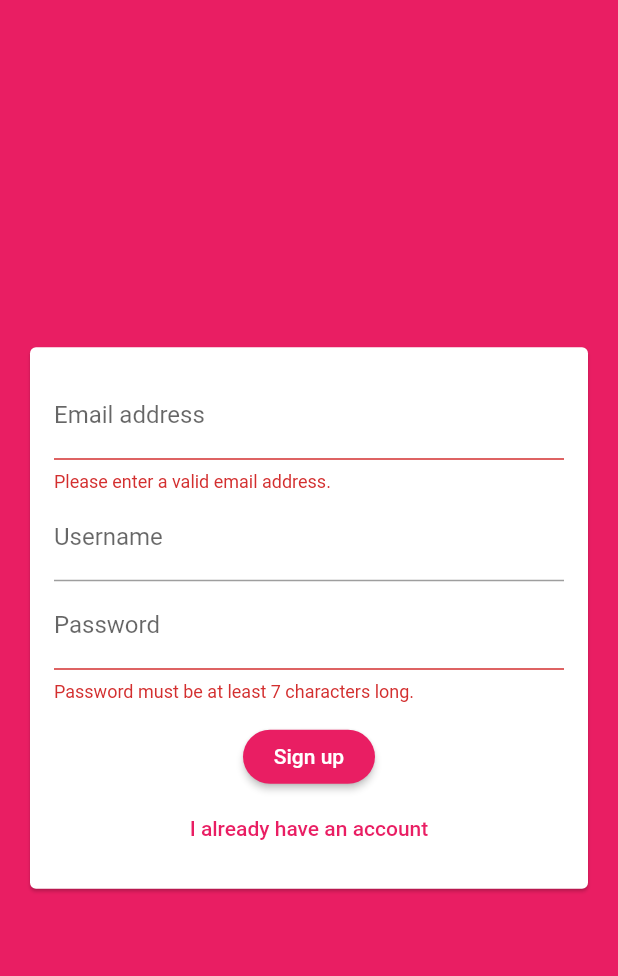
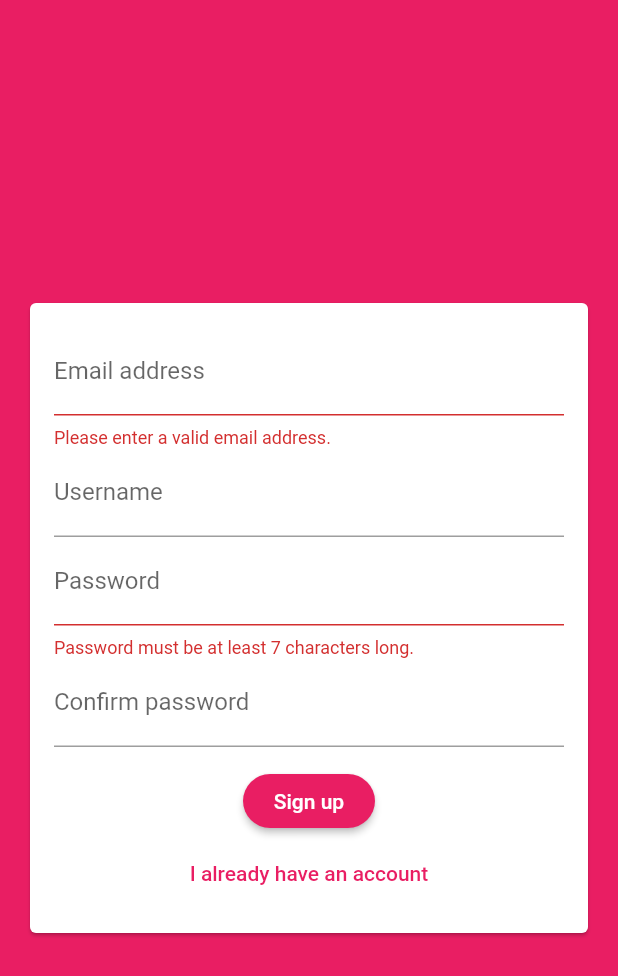
Before and after one commit to FranLMSP/flutter-firebase-messaging, a Flutter app: the screen it shows after launch, after a tap on "Login", after a tap on "Create new account", on a phone screen of 412 x 824 dp. Shown: the top 976 px of the screen. Run offline on Flutter 3.47's test engine with Material 2 defaults, Android fonts, the phone set to English and light mode, and no system bars; our stand-ins replace cloud_firestore, firebase_auth; accounts and stored records are empty.

Commit message:
Sign up logic

```diff
--- a/lib/screens/auth_screen.dart
+++ b/lib/screens/auth_screen.dart
@@ -1,4 +1,6 @@
 import 'package:flutter/material.dart';
+import 'package:firebase_auth/firebase_auth.dart';
+import 'package:flutter/services.dart';
 
 import '../widgets/auth/auth_form.dart';
 
@@ -8,11 +10,40 @@ class AuthScreen extends StatefulWidget {
 }
 
 class _AuthScreenState extends State<AuthScreen> {
+  final _auth = FirebaseAuth.instance;
+
+  Future<void> _submitAuthForm(BuildContext ctx, String email, String password, String username, bool isLogin) async {
+    AuthResult authResult;
+
+    try {
+      if (isLogin) {
+        authResult = await _auth.signInWithEmailAndPassword(email: email, password: password);
+      } else {
+        authResult = await _auth.createUserWithEmailAndPassword(email: email, password: password);
+      }
+    } on PlatformException catch(error) {
+      var message = 'An error ocurred, please check your credentials!';
+
+      if (error.message != null) {
+        message = error.message;
+      }
+
+      Scaffold.of(ctx).showSnackBar(SnackBar(
+        content: Text(message),
+        backgroundColor: Theme.of(context).errorColor,
+      ));
+
+    } catch (error) {
+      print(error);
+    }
+
+  }
+
   @override
   Widget build(BuildContext context) {
     return Scaffold(
       backgroundColor: Theme.of(context).primaryColor,
-      body: AuthForm(),
+      body: AuthForm(_submitAuthForm),
     );
   }
 }
--- a/lib/widgets/auth/auth_form.dart
+++ b/lib/widgets/auth/auth_form.dart
@@ -1,12 +1,23 @@
 import 'package:flutter/material.dart';
 
 class AuthForm extends StatefulWidget {
+  final void Function(
+    BuildContext ctx,
+    String email,
+    String password,
+    String username,
+    bool isLogin
+  ) submitHandler;
+
+  AuthForm(this.submitHandler);
+
   @override
   _AuthFormState createState() => _AuthFormState();
 }
 
 class _AuthFormState extends State<AuthForm> {
   final _formKey = GlobalKey<FormState>();
+  final _passwordController = TextEditingController();
   bool _isLogin = true;
   String _email = '';
   String _username = '';
@@ -21,10 +32,8 @@ class _AuthFormState extends State<AuthForm> {
     }
 
     _formKey.currentState.save();
-    print(_email);
-    print(_username);
-    print(_password);
 
+    widget.submitHandler(context, _email, _password, _username, _isLogin);
   }
 
   @override
@@ -70,6 +79,7 @@ class _AuthFormState extends State<AuthForm> {
                     ),
                   TextFormField(
                     key: ValueKey('password'),
+                    controller: _passwordController,
                     validator: (value) {
                       if (value.isEmpty || value.length < 7) {
                         return 'Password must be at least 7 characters long.';
@@ -82,6 +92,15 @@ class _AuthFormState extends State<AuthForm> {
                       labelText: 'Password',
                     ),
                   ),
+                  if (!_isLogin)
+                    TextFormField(
+                      key: ValueKey('confirmPassword'),
+                      validator: (value) => value != _passwordController.text ? 'The passwords must be the same' : null,
+                      obscureText: true,
+                      decoration: InputDecoration(
+                        labelText: 'Confirm password',
+                      ),
+                    ),
                   SizedBox(height: 12),
                   RaisedButton(
                     child: Text(_isLogin ? 'Login' : 'Sign up'),
--- a/pubspec.yaml
+++ b/pubspec.yaml
@@ -29,6 +29,7 @@ dependencies:
   # Use with the CupertinoIcons class for iOS style icons.
   cupertino_icons: ^1.0.0
   cloud_firestore: 0.13.5
+  firebase_auth: 0.16.1
 
 dev_dependencies:
   flutter_test:
```
Also changed, not shown: pubspec.lock.
